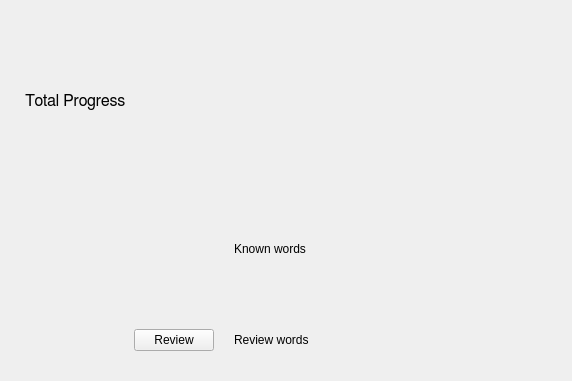
Old version of the form src/gui/total_stats_widget.ui in the repository tombranfield/spaced_repeating_vocabulary.
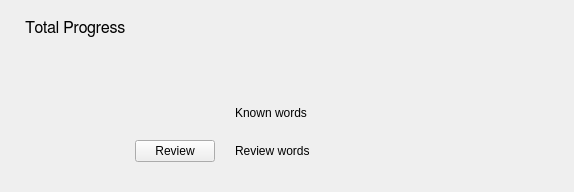
New version of the form.

Commit message: Tweaks to main window layout

What changed in the file:
```diff
--- a/src/gui/total_stats_widget.ui
+++ b/src/gui/total_stats_widget.ui
@@ -6,10 +6,16 @@
    <rect>
     <x>0</x>
     <y>0</y>
-    <width>572</width>
-    <height>381</height>
+    <width>574</width>
+    <height>192</height>
    </rect>
   </property>
+  <property name="sizePolicy">
+   <sizepolicy hsizetype="Preferred" vsizetype="Preferred">
+    <horstretch>0</horstretch>
+    <verstretch>0</verstretch>
+   </sizepolicy>
+  </property>
   <property name="windowTitle">
    <string>MainWindow</string>
   </property>
@@ -54,6 +60,19 @@
       </property>
      </widget>
     </item>
+    <item>
+     <spacer name="verticalSpacer">
+      <property name="orientation">
+       <enum>Qt::Vertical</enum>
+      </property>
+      <property name="sizeHint" stdset="0">
+       <size>
+        <width>20</width>
+        <height>5</height>
+       </size>
+      </property>
+     </spacer>
+    </item>
     <item>
      <layout class="QHBoxLayout" name="horizontalLayout">
       <item>
```
The commit also changes 2 other files.
